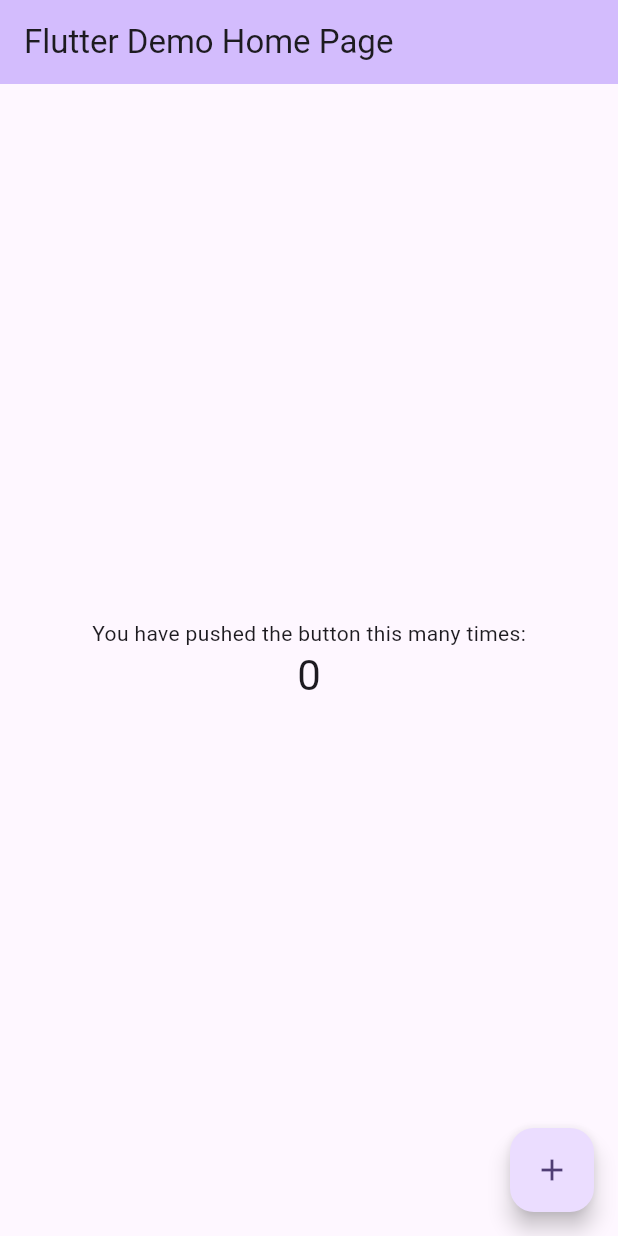
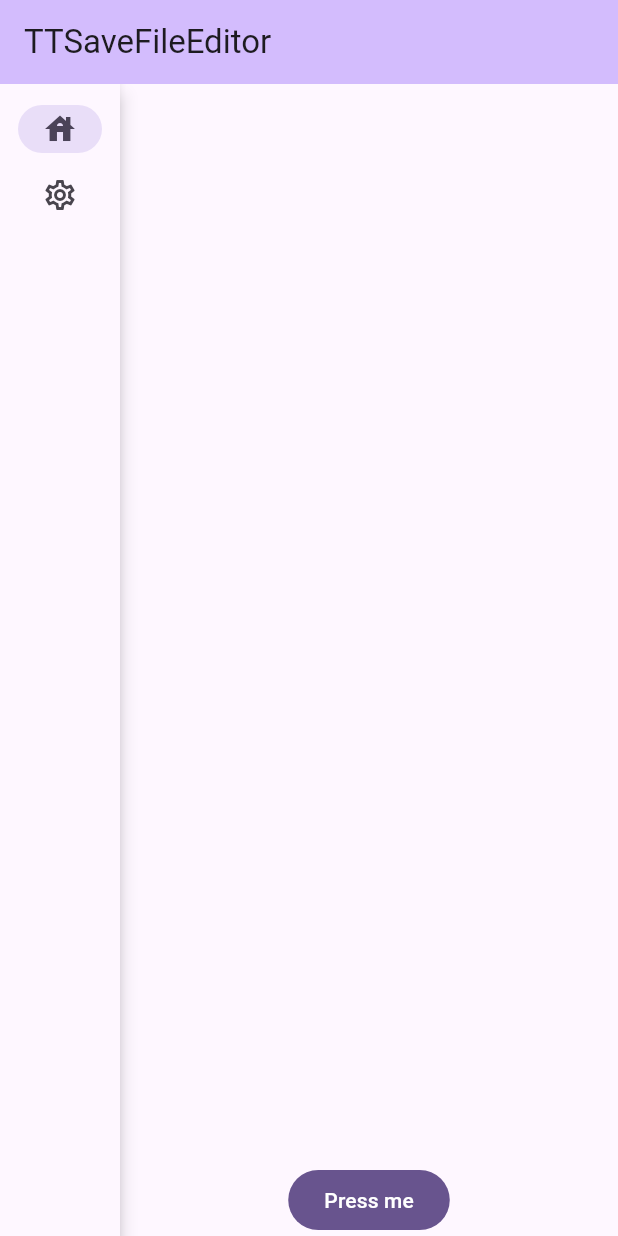
Before and after one commit to pianistrevor/tt_save_editor, a Flutter app: the screen it shows after launch, on a phone screen of 412 x 824 dp. Run offline on Flutter 3.47's test engine with Material 3 defaults, Android fonts, the phone set to English and light mode, and no system bars; our stand-ins replace file_picker.

Commit message:
Basic UI

```diff
--- a/analysis_options.yaml
+++ b/analysis_options.yaml
@@ -23,6 +23,3 @@ linter:
   rules:
     # avoid_print: false  # Uncomment to disable the `avoid_print` rule
     # prefer_single_quotes: true  # Uncomment to enable the `prefer_single_quotes` rule
-
-# Additional information about this file can be found at
-# https://dart.dev/guides/language/analysis-options
--- a/lib/main.dart
+++ b/lib/main.dart
@@ -1,125 +1,28 @@
 import 'package:flutter/material.dart';
+import 'package:tt_save_editor/app_config.dart';
+import 'package:tt_save_editor/view/app_content.dart';
 
-void main() {
-  runApp(const MyApp());
+void main() async {
+  // Setup
+  await setupApp();
+  runApp(const TTSaveFileEditorApp());
 }
 
-class MyApp extends StatelessWidget {
-  const MyApp({super.key});
+Future<void> setupApp() async {
+  await AppConfig.initialize();
+}
 
-  // This widget is the root of your application.
+class TTSaveFileEditorApp extends StatelessWidget {
+  const TTSaveFileEditorApp({super.key});
+
   @override
   Widget build(BuildContext context) {
     return MaterialApp(
-      title: 'Flutter Demo',
+      title: 'TTSaveFileEditor',
       theme: ThemeData(
-        // This is the theme of your application.
-        //
-        // TRY THIS: Try running your application with "flutter run". You'll see
-        // the application has a purple toolbar. Then, without quitting the app,
-        // try changing the seedColor in the colorScheme below to Colors.green
-        // and then invoke "hot reload" (save your changes or press the "hot
-        // reload" button in a Flutter-supported IDE, or press "r" if you used
-        // the command line to start the app).
-        //
-        // Notice that the counter didn't reset back to zero; the application
-        // state is not lost during the reload. To reset the state, use hot
-        // restart instead.
-        //
-        // This works for code too, not just values: Most code changes can be
-        // tested with just a hot reload.
         colorScheme: ColorScheme.fromSeed(seedColor: Colors.deepPurple),
-        useMaterial3: true,
       ),
-      home: const MyHomePage(title: 'Flutter Demo Home Page'),
+      home: const AppContent(),
     );
   }
 }
-
-class MyHomePage extends StatefulWidget {
-  const MyHomePage({super.key, required this.title});
-
-  // This widget is the home page of your application. It is stateful, meaning
-  // that it has a State object (defined below) that contains fields that affect
-  // how it looks.
-
-  // This class is the configuration for the state. It holds the values (in this
-  // case the title) provided by the parent (in this case the App widget) and
-  // used by the build method of the State. Fields in a Widget subclass are
-  // always marked "final".
-
-  final String title;
-
-  @override
-  State<MyHomePage> createState() => _MyHomePageState();
-}
-
-class _MyHomePageState extends State<MyHomePage> {
-  int _counter = 0;
-
-  void _incrementCounter() {
-    setState(() {
-      // This call to setState tells the Flutter framework that something has
-      // changed in this State, which causes it to rerun the build method below
-      // so that the display can reflect the updated values. If we changed
-      // _counter without calling setState(), then the build method would not be
-      // called again, and so nothing would appear to happen.
-      _counter++;
-    });
-  }
-
-  @override
-  Widget build(BuildContext context) {
-    // This method is rerun every time setState is called, for instance as done
-    // by the _incrementCounter method above.
-    //
-    // The Flutter framework has been optimized to make rerunning build methods
-    // fast, so that you can just rebuild anything that needs updating rather
-    // than having to individually change instances of widgets.
-    return Scaffold(
-      appBar: AppBar(
-        // TRY THIS: Try changing the color here to a specific color (to
-        // Colors.amber, perhaps?) and trigger a hot reload to see the AppBar
-        // change color while the other colors stay the same.
-        backgroundColor: Theme.of(context).colorScheme.inversePrimary,
-        // Here we take the value from the MyHomePage object that was created by
-        // the App.build method, and use it to set our appbar title.
-        title: Text(widget.title),
-      ),
-      body: Center(
-        // Center is a layout widget. It takes a single child and positions it
-        // in the middle of the parent.
-        child: Column(
-          // Column is also a layout widget. It takes a list of children and
-          // arranges them vertically. By default, it sizes itself to fit its
-          // children horizontally, and tries to be as tall as its parent.
-          //
-          // Column has various properties to control how it sizes itself and
-          // how it positions its children. Here we use mainAxisAlignment to
-          // center the children vertically; the main axis here is the vertical
-          // axis because Columns are vertical (the cross axis would be
-          // horizontal).
-          //
-          // TRY THIS: Invoke "debug painting" (choose the "Toggle Debug Paint"
-          // action in the IDE, or press "p" in the console), to see the
-          // wireframe for each widget.
-          mainAxisAlignment: MainAxisAlignment.center,
-          children: <Widget>[
-            const Text(
-              'You have pushed the button this many times:',
-            ),
-            Text(
-              '$_counter',
-              style: Theme.of(context).textTheme.headlineMedium,
-            ),
-          ],
-        ),
-      ),
-      floatingActionButton: FloatingActionButton(
-        onPressed: _incrementCounter,
-        tooltip: 'Increment',
-        child: const Icon(Icons.add),
-      ), // This trailing comma makes auto-formatting nicer for build methods.
-    );
-  }
-}
--- a/lib/model/_core/controller/tt_controller.dart
+++ b/lib/model/_core/controller/tt_controller.dart
@@ -100,8 +100,8 @@ abstract class TTSaveFileController extends TTController {
     var sum = calculateChecksum();
     if (expectMatch && sum != checksumController.value) {
       throw StateError('Checksum mismatch: '
-          '${sum.toRadixString(16)} versus '
-          '${checksumController.value.toRadixString(16)}');
+          '0x${sum.toRadixString(16)} versus '
+          '0x${checksumController.value.toRadixString(16)}');
     }
     setChecksum(sum);
   }
--- /dev/null
+++ b/lib/view/app_content.dart
@@ -0,0 +1,73 @@
+import 'package:flutter/material.dart';
+import 'package:tt_save_editor/view/pages/home_page.dart';
+import 'package:tt_save_editor/view/pages/settings_page.dart';
+
+class AppContent extends StatefulWidget {
+  const AppContent({super.key});
+
+  @override
+  State<AppContent> createState() => _AppContentState();
+}
+
+class _AppContentState extends State<AppContent> {
+  int _selectedTab = 0;
+  late Widget _mainContent;
+  final List<NavigationRailDestination> _navRailDestinations = [
+    const NavigationRailDestination(
+      icon: Icon(Icons.house_outlined),
+      selectedIcon: Icon(Icons.house),
+      label: Text('Home'),
+    ),
+    const NavigationRailDestination(
+      icon: Icon(Icons.settings_outlined),
+      selectedIcon: Icon(Icons.settings),
+      label: Text('Home'),
+    ),
+  ];
+
+  @override
+  void initState() {
+    super.initState();
+    _buildMainContent();
+  }
+
+  void _navRailDestinationChanged(int index) {
+    setState(() {
+      _selectedTab = index;
+      _buildMainContent();
+    });
+  }
+
+  void _buildMainContent() {
+    switch (_selectedTab) {
+      case 0:
+        _mainContent = _buildHomePage();
+      case 1:
+        _mainContent = _buildSettingsPage();
+    }
+  }
+
+  HomePage _buildHomePage() => const HomePage();
+  SettingsPage _buildSettingsPage() => const SettingsPage();
+
+  @override
+  Widget build(BuildContext context) {
+    return Scaffold(
+      appBar: AppBar(
+        backgroundColor: Theme.of(context).colorScheme.inversePrimary,
+        title: const Text('TTSaveFileEditor'),
+      ),
+      body: Row(
+        children: [
+          NavigationRail(
+            destinations: _navRailDestinations,
+            onDestinationSelected: _navRailDestinationChanged,
+            selectedIndex: _selectedTab,
+            elevation: 5.0,
+          ),
+          Expanded(child: _mainContent),
+        ],
+      ),
+    );
+  }
+}
--- /dev/null
+++ b/lib/view/pages/home_page.dart
@@ -0,0 +1,12 @@
+import 'package:flutter/material.dart';
+
+class HomePage extends StatelessWidget {
+  const HomePage({super.key});
+
+  @override
+  Widget build(BuildContext context) => Center(
+        child: Column(mainAxisAlignment: MainAxisAlignment.end, children: [
+          FilledButton(onPressed: () {}, child: const Text('Press me')),
+        ]),
+      );
+}
```
Also changed, not shown: lib/app_config.dart (added, +61 -0 lines), lib/view/pages/settings_page.dart (added, +83 -0 lines), pubspec.yaml (+5 -3 lines), pubspec.lock, 8 other files.
